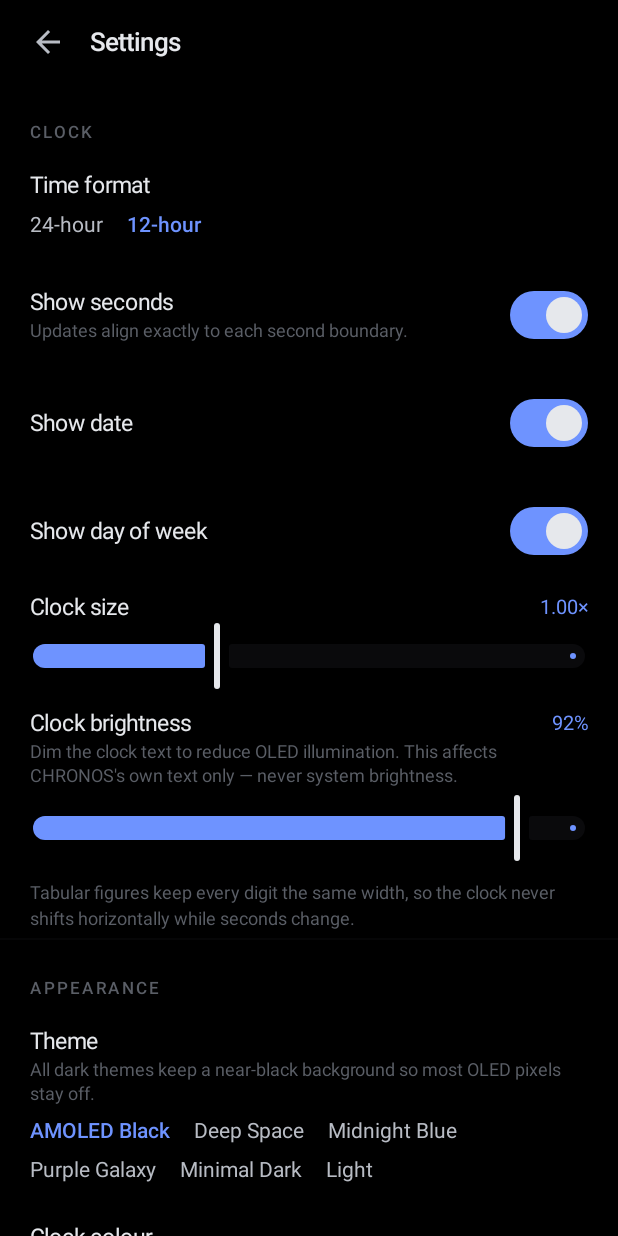
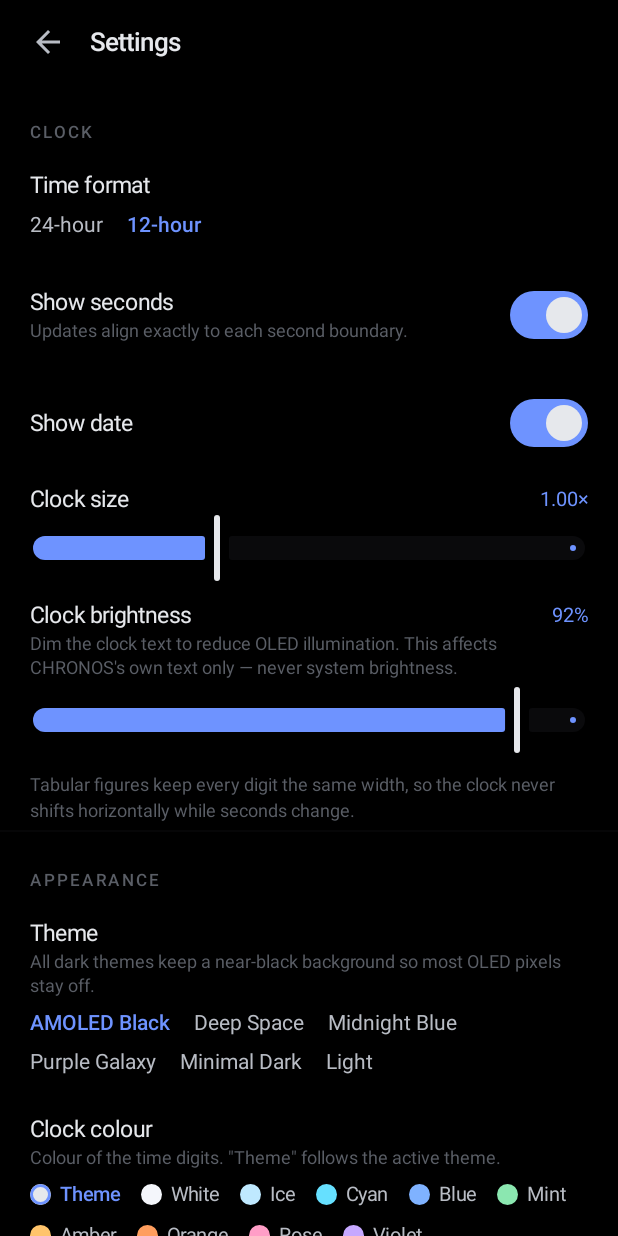
Before and after one commit to Yash7672/time, an Android app built with Jetpack Compose: the composable SettingsScreen shown on its own in the app's theme, on a phone screen of 412 x 824 dp. Run offline under Robolectric (Android 15) with nearby library versions, the phone set to English and light mode, and no system bars.

Commit message:
Battery-first: stars 5fps + auto-freeze + system-saver auto-honor, static colon, trimmed settings rows

```diff
--- a/app/src/main/java/com/chronos/clock/presentation/settings/AppearanceSettings.kt
+++ b/app/src/main/java/com/chronos/clock/presentation/settings/AppearanceSettings.kt
@@ -88,21 +88,6 @@ fun AppearanceSettingsSection(
         onCheckedChange = { onChange(settings.copy(minimalClockMode = it)) },
         description = "Always-on-display style: fewer illuminated pixels, " +
             "lighter weight, wider letter-spacing.",
-    )
-
-    SliderRow(
-        title = "Window brightness",
-        value = if (settings.windowBrightness < 0f) 1f else settings.windowBrightness,
-        valueRange = 0.1f..1f,
-        onChange = { onChange(settings.copy(windowBrightness = it)) },
-        valueLabel = if (settings.windowBrightness < 0f) {
-            "System"
-        } else {
-            "${(settings.windowBrightness * 100).toInt()}%"
-        },
-        description = "Applies only to the CHRONOS window; system brightness is " +
-            "never modified. This is the fixed fallback used while Auto " +
-            "brightness (Display) is off or the sensor has no reading.",
     )
 }
 
--- a/app/src/main/java/com/chronos/clock/presentation/settings/ClockSettings.kt
+++ b/app/src/main/java/com/chronos/clock/presentation/settings/ClockSettings.kt
@@ -56,11 +56,8 @@ fun ClockSettingsSection(
         onCheckedChange = { onChange(settings.copy(showDate = it)) },
     )
 
-    SwitchRow(
-        title = "Show day of week",
-        checked = settings.showDay,
-        onCheckedChange = { onChange(settings.copy(showDay = it)) },
-    )
+    // The day of week rides along with the date in DateView — one row
+    // fewer, and the pair always reads as one line.
 
     SliderRow(
         title = "Clock size",
--- a/app/src/main/java/com/chronos/clock/presentation/settings/PerformanceSettings.kt
+++ b/app/src/main/java/com/chronos/clock/presentation/settings/PerformanceSettings.kt
@@ -49,20 +49,11 @@ fun PerformanceSettingsSection(
             "Clock accuracy is unaffected.",
     )
 
-    SwitchRow(
-        title = "Pause stars when idle",
-        checked = settings.pauseWhenInactive,
-        onCheckedChange = { onChange(settings.copy(pauseWhenInactive = it)) },
-        description = "Freezes the star field 30 s after your last touch so " +
-            "a clock left on the desk sips power; the next tap resumes it. " +
-            "Off by default so the sky keeps drifting. The clock itself " +
-            "never pauses.",
-    )
-
     NoteText(
-        "Everything else is automatic: stars throttle to ~15 fps and stop " +
-            "entirely when CHRONOS is not visible. The clock runs no " +
-            "background service, holds no wake lock, uses no WorkManager, " +
-            "no location and no network.",
+        "Everything else is automatic: stars throttle to ~5 fps, freeze " +
+            "30 s after your last touch, stop entirely when CHRONOS is not " +
+            "visible, and go static the moment Android's own battery saver " +
+            "turns on. The clock runs no background service, holds no wake " +
+            "lock, uses no WorkManager, no location and no network.",
     )
 }
--- a/app/src/main/java/com/chronos/clock/presentation/settings/StarBackgroundSettings.kt
+++ b/app/src/main/java/com/chronos/clock/presentation/settings/StarBackgroundSettings.kt
@@ -3,7 +3,6 @@ package com.chronos.clock.presentation.settings
 import androidx.compose.runtime.Composable
 import com.chronos.clock.domain.model.StarDensity
 import com.chronos.clock.domain.model.StarSettings
-import com.chronos.clock.domain.model.StarSpeed
 import com.chronos.clock.ui.components.NoteText
 import com.chronos.clock.ui.components.OptionRow
 import com.chronos.clock.ui.components.SectionHeader
@@ -36,28 +35,11 @@ fun StarBackgroundSettingsSection(
             description = "Low ≈ 60, Medium ≈ 120, High ≈ 220 particles. " +
                 "Counts are hard-capped by the performance settings.",
         )
-
-        OptionRow(
-            title = "Star speed",
-            options = StarSpeed.entries,
-            selected = settings.speed,
-            optionLabel = { it.label },
-            onSelect = { onChange(settings.copy(speed = it)) },
-            description = "Slow ≈ one gentle screen pass every few minutes, " +
-                "Normal ≈ about a minute. Both stay subtle enough to read by.",
-        )
-
-        SwitchRow(
-            title = "Twinkling",
-            checked = settings.twinkling,
-            onCheckedChange = { onChange(settings.copy(twinkling = it)) },
-            description = "Gentle alpha modulation only; disabled automatically " +
-                "when battery saver is on.",
-        )
     }
 
     NoteText(
-        "Star updates are throttled to ~15 fps, freeze when battery saver " +
-            "is on, and pause completely whenever CHRONOS is not visible.",
+        "Star updates run at ~5 fps, freeze 30 s after your last touch, " +
+            "stop completely whenever CHRONOS is not visible, and go static " +
+            "the moment Android's own battery saver turns on.",
     )
 }
```
Also changed, not shown: app/src/main/java/com/chronos/clock/core/constants/AppConstants.kt (+7 -3 lines), app/src/main/java/com/chronos/clock/core/utils/TimeUtils.kt (+17 -2 lines), app/src/main/java/com/chronos/clock/presentation/background/StarFieldCanvas.kt (+40 -3 lines), app/src/main/java/com/chronos/clock/presentation/home/ClockView.kt (+7 -25 lines), app/src/main/java/com/chronos/clock/presentation/home/HomeScreen.kt (+4 -6 lines), 1 other file.
